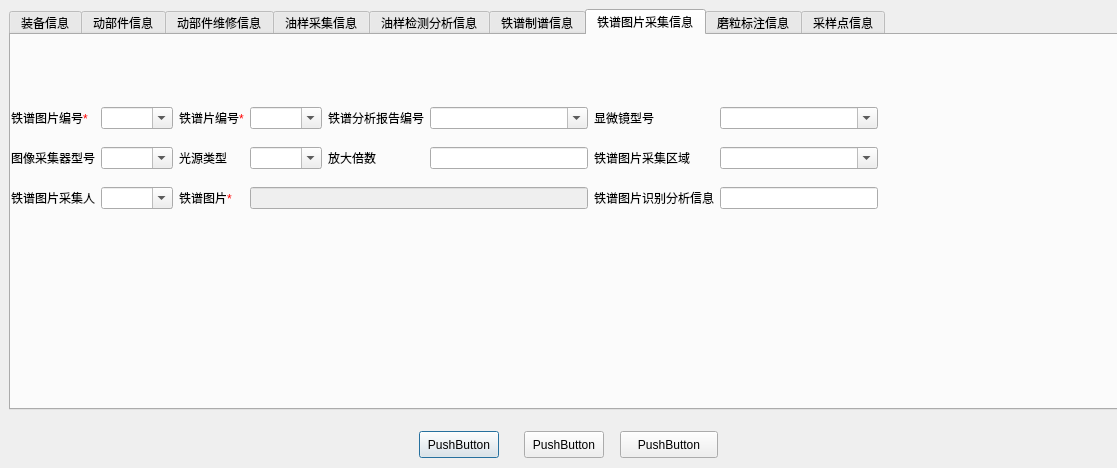
The window that imageproperties.ui (WooodHead/labelling3) describes before a commit, drawn with Qt 5.
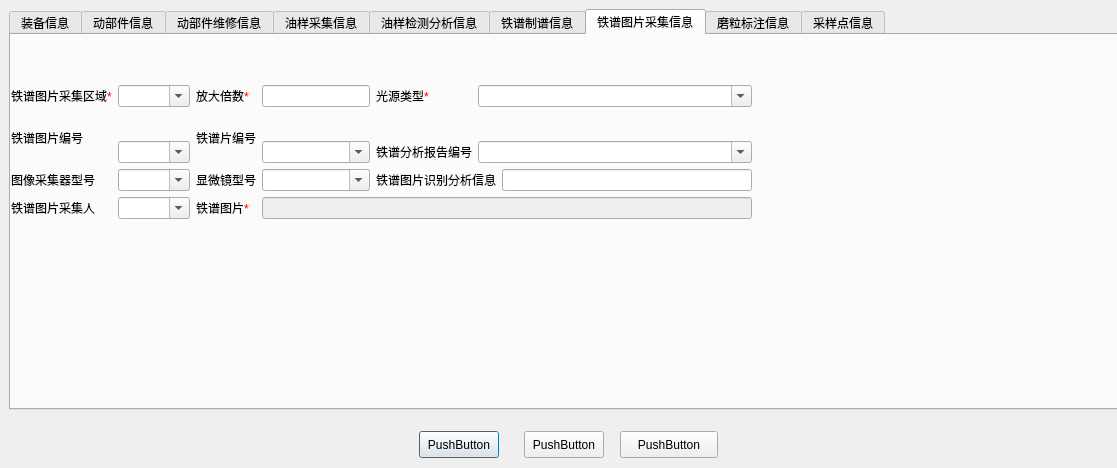
The same window after the commit. The open tabs and pages were chosen to show the change.

What changed in the file:
```diff
--- a/imageproperties.ui
+++ b/imageproperties.ui
@@ -1145,158 +1145,158 @@
      <property name="geometry">
       <rect>
        <x>0</x>
-       <y>60</y>
-       <width>867</width>
-       <height>128</height>
+       <y>50</y>
+       <width>741</width>
+       <height>134</height>
       </rect>
      </property>
      <layout class="QGridLayout" name="gridLayout_3">
-      <item row="0" column="9">
-       <widget class="QComboBox" name="_comboBoxMentalSampleMicroType">
-        <property name="editable">
-         <bool>true</bool>
-        </property>
-       </widget>
-      </item>
-      <item row="1" column="2" colspan="2">
-       <widget class="QLabel" name="label_57">
-        <property name="text">
-         <string>光源类型</string>
-        </property>
-       </widget>
-      </item>
-      <item row="1" column="7" colspan="2">
+      <item row="0" column="0" colspan="2">
        <widget class="QLabel" name="label_59">
         <property name="text">
-         <string>铁谱图片采集区域</string>
+         <string>&lt;html&gt;&lt;head/&gt;&lt;body&gt;&lt;p&gt;铁谱图片采集区域&lt;span style=&quot; color:#ff0000;&quot;&gt;*&lt;/span&gt;&lt;/p&gt;&lt;/body&gt;&lt;/html&gt;</string>
         </property>
        </widget>
       </item>
-      <item row="0" column="5">
+      <item row="0" column="2">
+       <widget class="QComboBox" name="_comboBoxMentalSampleArea">
+        <property name="editable">
+         <bool>true</bool>
+        </property>
+       </widget>
+      </item>
+      <item row="0" column="7">
+       <widget class="QLabel" name="label_57">
+        <property name="text">
+         <string>&lt;html&gt;&lt;head/&gt;&lt;body&gt;&lt;p&gt;光源类型&lt;span style=&quot; color:#ff0000;&quot;&gt;*&lt;/span&gt;&lt;/p&gt;&lt;/body&gt;&lt;/html&gt;</string>
+        </property>
+       </widget>
+      </item>
+      <item row="0" column="8" colspan="2">
+       <widget class="QComboBox" name="_comboBoxMentalSampleLightType">
+        <property name="editable">
+         <bool>true</bool>
+        </property>
+       </widget>
+      </item>
+      <item row="2" column="2">
+       <widget class="QComboBox" name="_comboBoxMentalSampleImageID">
+        <property name="editable">
+         <bool>true</bool>
+        </property>
+       </widget>
+      </item>
+      <item row="2" column="7">
        <widget class="QLabel" name="label_54">
         <property name="text">
          <string>铁谱分析报告编号</string>
         </property>
        </widget>
       </item>
-      <item row="2" column="2" colspan="2">
-       <widget class="QLabel" name="label_61">
-        <property name="text">
-         <string>&lt;html&gt;&lt;head/&gt;&lt;body&gt;&lt;p&gt;铁谱图片&lt;span style=&quot; color:#ff0000;&quot;&gt;*&lt;/span&gt;&lt;/p&gt;&lt;/body&gt;&lt;/html&gt;</string>
-        </property>
-       </widget>
-      </item>
-      <item row="0" column="6">
+      <item row="2" column="8" colspan="2">
        <widget class="QComboBox" name="_comboBoxMentalSampleReportID">
         <property name="editable">
          <bool>true</bool>
         </property>
        </widget>
       </item>
-      <item row="0" column="2" colspan="2">
-       <widget class="QLabel" name="label_53">
-        <property name="text">
-         <string>&lt;html&gt;&lt;head/&gt;&lt;body&gt;&lt;p&gt;铁谱片编号&lt;span style=&quot; color:#ff0000;&quot;&gt;*&lt;/span&gt;&lt;/p&gt;&lt;/body&gt;&lt;/html&gt;</string>
-        </property>
-       </widget>
-      </item>
-      <item row="1" column="4">
-       <widget class="QComboBox" name="_comboBoxMentalSampleLightType">
-        <property name="editable">
-         <bool>true</bool>
-        </property>
-       </widget>
-      </item>
-      <item row="0" column="7" colspan="2">
+      <item row="3" column="3">
        <widget class="QLabel" name="label_55">
         <property name="text">
          <string>显微镜型号</string>
         </property>
        </widget>
       </item>
-      <item row="0" column="1">
-       <widget class="QComboBox" name="_comboBoxMentalSampleImageID">
-        <property name="editable">
-         <bool>true</bool>
-        </property>
-       </widget>
-      </item>
-      <item row="1" column="5">
-       <widget class="QLabel" name="label_58">
-        <property name="text">
-         <string>放大倍数</string>
-        </property>
-       </widget>
-      </item>
-      <item row="2" column="7" colspan="2">
+      <item row="3" column="7" colspan="2">
        <widget class="QLabel" name="label_62">
         <property name="text">
          <string>铁谱图片识别分析信息</string>
         </property>
        </widget>
       </item>
-      <item row="2" column="1">
-       <widget class="QComboBox" name="_comboBoxMentalSampleGuy">
+      <item row="3" column="9">
+       <widget class="QLineEdit" name="_editMentalSampleAnalysis"/>
+      </item>
+      <item row="4" column="3">
+       <widget class="QLabel" name="label_61">
+        <property name="text">
+         <string>&lt;html&gt;&lt;head/&gt;&lt;body&gt;&lt;p&gt;铁谱图片&lt;span style=&quot; color:#ff0000;&quot;&gt;*&lt;/span&gt;&lt;/p&gt;&lt;/body&gt;&lt;/html&gt;</string>
+        </property>
+       </widget>
+      </item>
+      <item row="1" column="0" rowspan="2" colspan="2">
+       <widget class="QLabel" name="label_52">
+        <property name="text">
+         <string>&lt;html&gt;&lt;head/&gt;&lt;body&gt;&lt;p&gt;铁谱图片编号&lt;/p&gt;&lt;/body&gt;&lt;/html&gt;</string>
+        </property>
+       </widget>
+      </item>
+      <item row="3" column="2">
+       <widget class="QComboBox" name="_comboBoxMentalSampleSamplerType">
         <property name="editable">
          <bool>true</bool>
         </property>
        </widget>
       </item>
-      <item row="1" column="0">
+      <item row="3" column="0" colspan="2">
        <widget class="QLabel" name="label_56">
         <property name="text">
          <string>图像采集器型号</string>
         </property>
        </widget>
       </item>
-      <item row="1" column="9">
-       <widget class="QComboBox" name="_comboBoxMentalSampleArea">
+      <item row="4" column="2">
+       <widget class="QComboBox" name="_comboBoxMentalSampleGuy">
         <property name="editable">
          <bool>true</bool>
         </property>
        </widget>
       </item>
-      <item row="2" column="4" colspan="3">
-       <widget class="QLineEdit" name="_editMentalSamplePath">
-        <property name="enabled">
-         <bool>false</bool>
-        </property>
-       </widget>
-      </item>
-      <item row="1" column="1">
-       <widget class="QComboBox" name="_comboBoxMentalSampleSamplerType">
-        <property name="editable">
-         <bool>true</bool>
-        </property>
-       </widget>
-      </item>
-      <item row="2" column="0">
+      <item row="4" column="0" colspan="2">
        <widget class="QLabel" name="label_60">
         <property name="text">
          <string>铁谱图片采集人</string>
         </property>
        </widget>
       </item>
-      <item row="2" column="9">
-       <widget class="QLineEdit" name="_editMentalSampleAnalysis"/>
+      <item row="0" column="3">
+       <widget class="QLabel" name="label_58">
+        <property name="text">
+         <string>&lt;html&gt;&lt;head/&gt;&lt;body&gt;&lt;p&gt;放大倍数&lt;span style=&quot; color:#ff0000;&quot;&gt;*&lt;/span&gt;&lt;/p&gt;&lt;/body&gt;&lt;/html&gt;</string>
+        </property>
+       </widget>
       </item>
-      <item row="0" column="4">
+      <item row="1" column="3" rowspan="2">
+       <widget class="QLabel" name="label_53">
+        <property name="text">
+         <string>&lt;html&gt;&lt;head/&gt;&lt;body&gt;&lt;p&gt;铁谱片编号&lt;/p&gt;&lt;/body&gt;&lt;/html&gt;</string>
+        </property>
+       </widget>
+      </item>
+      <item row="3" column="4" colspan="3">
+       <widget class="QComboBox" name="_comboBoxMentalSampleMicroType">
+        <property name="editable">
+         <bool>true</bool>
+        </property>
+       </widget>
+      </item>
+      <item row="2" column="4" colspan="3">
        <widget class="QComboBox" name="_comboBoxMentalSampleID">
         <property name="editable">
          <bool>true</bool>
         </property>
        </widget>
       </item>
-      <item row="0" column="0">
-       <widget class="QLabel" name="label_52">
-        <property name="text">
-         <string>&lt;html&gt;&lt;head/&gt;&lt;body&gt;&lt;p&gt;铁谱图片编号&lt;span style=&quot; color:#ff0000;&quot;&gt;*&lt;/span&gt;&lt;/p&gt;&lt;/body&gt;&lt;/html&gt;</string>
-        </property>
-       </widget>
-      </item>
-      <item row="1" column="6">
+      <item row="0" column="4" colspan="3">
        <widget class="QLineEdit" name="_editMentalSampleEnlarger"/>
       </item>
+      <item row="4" column="4" colspan="6">
+       <widget class="QLineEdit" name="_editMentalSamplePath">
+        <property name="enabled">
+         <bool>false</bool>
+        </property>
+       </widget>
+      </item>
      </layout>
     </widget>
    </widget>
@@ -1707,7 +1707,7 @@
     </widget>
    </widget>
   </widget>
-  <widget class="QWidget" name="">
+  <widget class="QWidget" name="layoutWidget">
    <property name="geometry">
     <rect>
      <x>410</x>
```
Left out of the diff: 379 changed lines with no effect on the pictures.
